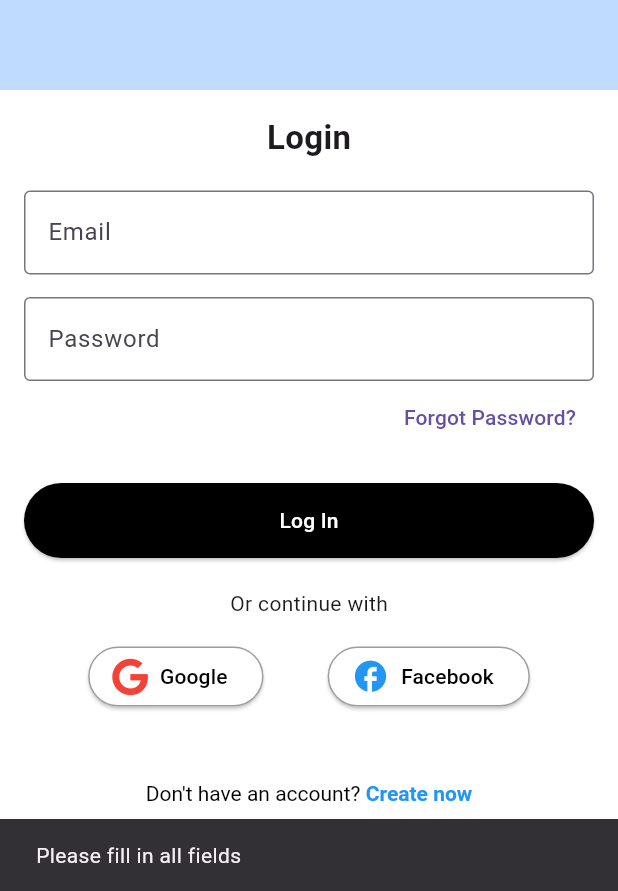
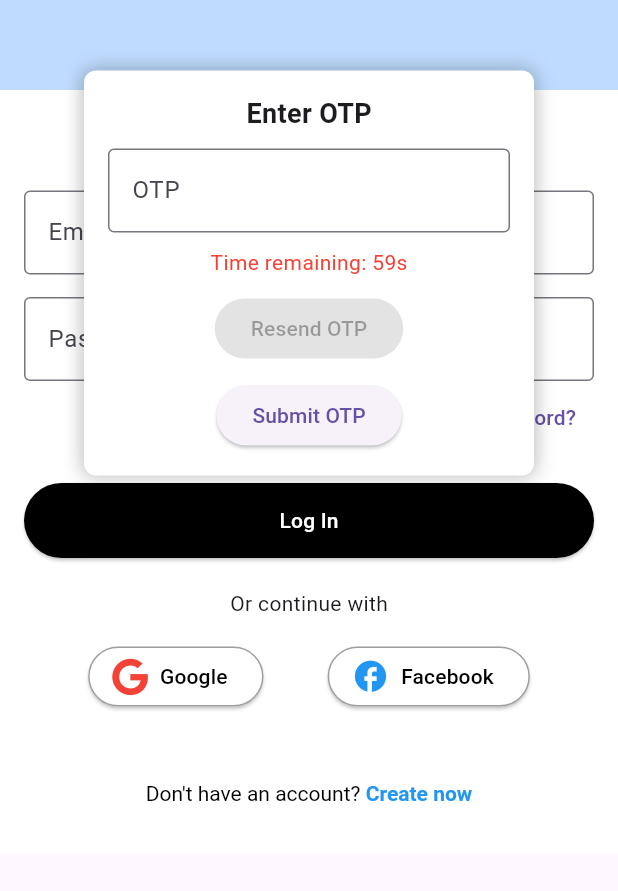
Before and after one commit to Praveen919/Second_Job_Search, a Flutter app: the LoginScreen screen opened directly, after a tap on "Log In", on a phone screen of 412 x 824 dp, the part 345-1236 px from its top. Run offline on Flutter 3.47's test engine with Material 3 defaults, Android fonts, the phone set to English and light mode, and no system bars; our stand-ins replace fl_chart, flutter_spinkit, fluttertoast, font_awesome_flutter, image_picker; missing offline and left inert: flutter_document_picker; project files that could hold a hidden picture were left out.

Commit message:
Update login.dart

```diff
--- a/lib/screens/login.dart
+++ b/lib/screens/login.dart
@@ -1,11 +1,9 @@
-import 'dart:convert';
+import 'dart:async';
 import 'package:flutter/material.dart';
 import 'package:font_awesome_flutter/font_awesome_flutter.dart';
-import 'package:http/http.dart' as http;
 import 'package:second_job_search/screens/create_account_screen.dart';
 import 'package:second_job_search/screens/change_password_screen.dart';
 import 'package:second_job_search/screens/main_home.dart';
-import 'package:second_job_search/Config/config.dart';
 
 class LoginScreen extends StatefulWidget {
   const LoginScreen({super.key});
@@ -17,63 +15,53 @@ class LoginScreen extends StatefulWidget {
 class _LoginScreenState extends State<LoginScreen> {
   final TextEditingController emailController = TextEditingController();
   final TextEditingController passwordController = TextEditingController();
+  final TextEditingController otpController = TextEditingController();
   bool isLoading = false;
+  bool isOtpPopupVisible = false;
+  int otpTimer = 60; // Timer in seconds
+  Timer? timer;
 
-  // Replace this URL with your backend login endpoint
-  final String apiUrl = '${AppConfig.baseUrl}/api/users/login';
-
-  void login() async {
-    String email = emailController.text.trim();
-    String password = passwordController.text.trim();
-
-    if (email.isEmpty || password.isEmpty) {
-      _showMessage('Please fill in all fields');
-      return;
+  void startOtpTimer() {
+    setState(() {
+      otpTimer = 60;
+    });
+    timer = Timer.periodic(Duration(seconds: 1), (Timer t) {
+      setState(() {
+        if (otpTimer > 0) {
+          otpTimer--;
+        } else {
+          t.cancel();
+        }
+      });
+    });
   }
 
+  void showOtpPopup() {
     setState(() {
-      isLoading = true;
+      isOtpPopupVisible = true;
     });
+    startOtpTimer();
+  }
 
-    try {
-      final response = await http.post(
-        Uri.parse(apiUrl),
-        headers: {"Content-Type": "application/json"},
-        body: jsonEncode({
-          "email": email,
-          "password": password,
-        }),
-      );
+  void closeOtpPopup() {
+    setState(() {
+      isOtpPopupVisible = false;
+      otpController.clear();
+    });
+    timer?.cancel();
+  }
 
-      setState(() {
-        isLoading = false;
-      });
+  void handleLogin() {
+    showOtpPopup();
+  }
 
-      if (response.statusCode == 200) {
-        final responseData = jsonDecode(response.body);
-
-        // Navigate to the home screen
+  void submitOtp() {
+    closeOtpPopup();
     Navigator.push(
       context,
       MaterialPageRoute(
         builder: (context) => HomeScreen(),
       ),
-        );
-      } else {
-        final responseData = jsonDecode(response.body);
-        _showMessage(responseData['message'] ?? 'Invalid credentials');
-      }
-    } catch (e) {
-      setState(() {
-        isLoading = false;
-      });
-      _showMessage('An error occurred. Please try again.');
-    }
-  }
-
-  void _showMessage(String message) {
-    ScaffoldMessenger.of(context).showSnackBar(
-      SnackBar(content: Text(message)),
     );
   }
 
@@ -81,7 +69,9 @@ class _LoginScreenState extends State<LoginScreen> {
   Widget build(BuildContext context) {
     return Scaffold(
       body: SafeArea(
-        child: SingleChildScrollView(
+        child: Stack(
+          children: [
+            SingleChildScrollView(
               child: Column(
                 children: [
                   // Sky-blue background section (Logo part)
@@ -103,7 +93,6 @@ class _LoginScreenState extends State<LoginScreen> {
                       ),
                     ),
                   ),
-
                   // Rest of the screen (white background)
                   Container(
                     color: Colors.white,
@@ -144,7 +133,6 @@ class _LoginScreenState extends State<LoginScreen> {
                             alignment: Alignment.centerRight,
                             child: TextButton(
                               onPressed: () {
-                            // Navigate to Forgot Password screen
                                 Navigator.push(
                                   context,
                                   MaterialPageRoute(
@@ -158,17 +146,13 @@ class _LoginScreenState extends State<LoginScreen> {
                           SizedBox(height: 20),
                           // Login Button
                           ElevatedButton(
-                        onPressed: isLoading ? null : login,
+                            onPressed: isLoading ? null : handleLogin,
                             style: ElevatedButton.styleFrom(
-                          backgroundColor: Colors.black, // Button color
+                              backgroundColor: Colors.black,
                               foregroundColor: Colors.white,
                               minimumSize: Size(double.infinity, 50),
                             ),
-                        child: isLoading
-                            ? CircularProgressIndicator(
-                          color: Colors.white,
-                        )
-                            : Text('Log In'),
+                            child: Text('Log In'),
                           ),
                           SizedBox(height: 20),
                           // Or Continue Section
@@ -178,9 +162,7 @@ class _LoginScreenState extends State<LoginScreen> {
                             mainAxisAlignment: MainAxisAlignment.spaceEvenly,
                             children: [
                               ElevatedButton.icon(
-                            onPressed: () {
-                              // Handle Google Login
-                            },
+                                onPressed: () {},
                                 icon: FaIcon(FontAwesomeIcons.google, size: 25.0, color: Colors.red),
                                 label: Text('Google'),
                                 style: ElevatedButton.styleFrom(
@@ -190,9 +172,7 @@ class _LoginScreenState extends State<LoginScreen> {
                                 ),
                               ),
                               ElevatedButton.icon(
-                            onPressed: () {
-                              // Handle Facebook Login
-                            },
+                                onPressed: () {},
                                 icon: Icon(Icons.facebook, size: 25.0, color: Colors.blue),
                                 label: Text('Facebook'),
                                 style: ElevatedButton.styleFrom(
@@ -237,6 +217,63 @@ class _LoginScreenState extends State<LoginScreen> {
                 ],
               ),
             ),
+            // OTP Popup Overlay
+            if (isOtpPopupVisible)
+              Center(
+                child: Container(
+                  padding: EdgeInsets.all(16.0),
+                  decoration: BoxDecoration(
+                    color: Colors.white,
+                    borderRadius: BorderRadius.circular(8.0),
+                    boxShadow: [
+                      BoxShadow(
+                        color: Colors.black26,
+                        blurRadius: 10.0,
+                        spreadRadius: 1.0,
+                      ),
+                    ],
+                  ),
+                  width: 300.0,
+                  child: Column(
+                    mainAxisSize: MainAxisSize.min,
+                    children: [
+                      Text(
+                        'Enter OTP',
+                        style: TextStyle(
+                          fontSize: 18.0,
+                          fontWeight: FontWeight.bold,
+                        ),
+                      ),
+                      SizedBox(height: 10),
+                      TextField(
+                        controller: otpController,
+                        keyboardType: TextInputType.number,
+                        decoration: InputDecoration(
+                          labelText: 'OTP',
+                          border: OutlineInputBorder(),
+                        ),
+                      ),
+                      SizedBox(height: 10),
+                      Text(
+                        'Time remaining: ${otpTimer}s',
+                        style: TextStyle(color: Colors.red),
+                      ),
+                      SizedBox(height: 10),
+                      ElevatedButton(
+                        onPressed: otpTimer == 0 ? startOtpTimer : null,
+                        child: Text('Resend OTP'),
+                      ),
+                      SizedBox(height: 10),
+                      ElevatedButton(
+                        onPressed: submitOtp,
+                        child: Text('Submit OTP'),
+                      ),
+                    ],
+                  ),
+                ),
+              ),
+          ],
+        ),
       ),
     );
   }
```
Lines whose indentation alone changed are shown as unchanged.
